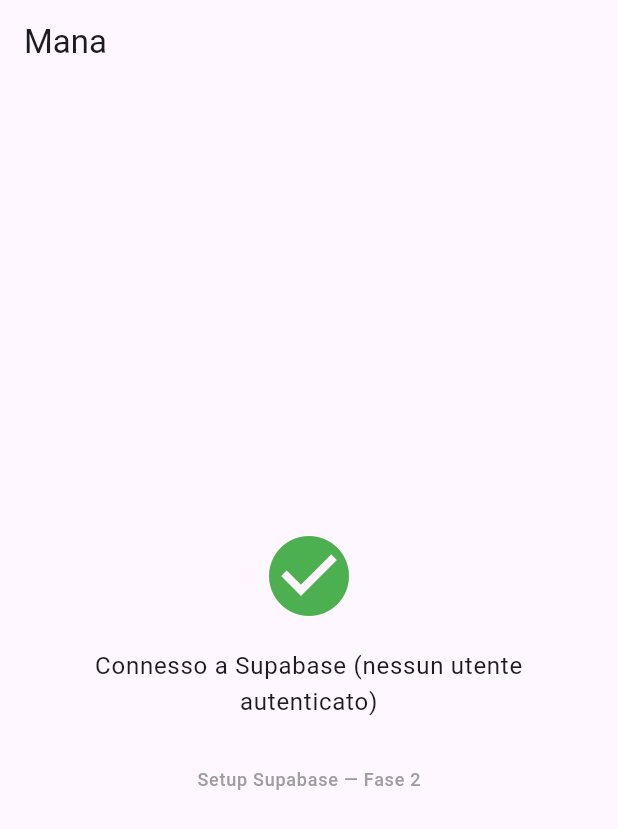
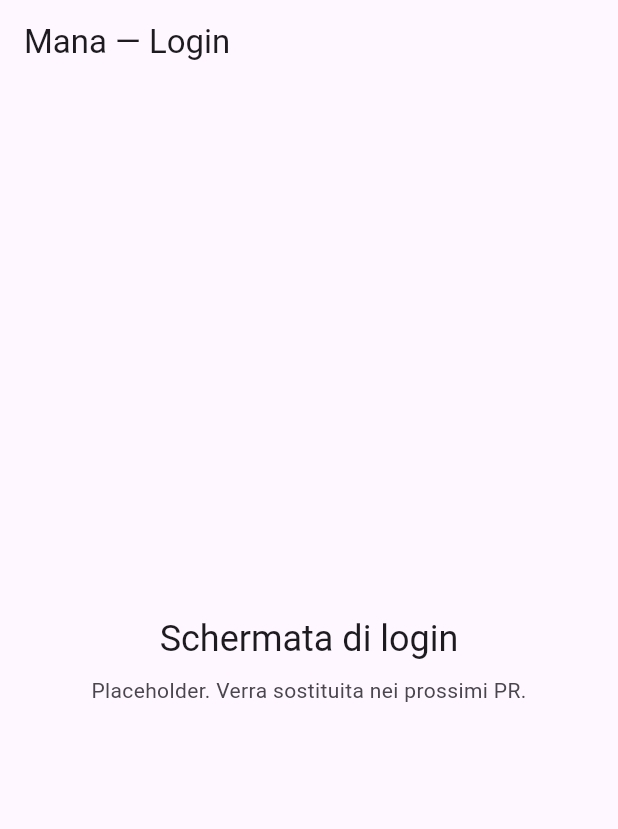
Before and after one commit to maxbrignoli/mana-app, a Flutter app: the screen it shows after launch, on a phone screen of 412 x 824 dp. Shown: the top 829 px of the screen. Run offline on Flutter 3.47's test engine with Material 3 defaults, Android fonts, the phone set to English and light mode, and no system bars; our stand-ins replace dio, flutter_dotenv, go_router, supabase_flutter; accounts and stored records are empty.

Commit message:
feat(flutter): bootstrap struttura client (routing + theme + api client) (#23)
* feat(flutter): bootstrap struttura client (routing + theme + api client)

PR #1 della Fase 6. Pone le fondamenta per gli sviluppi futuri del
client Flutter, sostituendo lo scheletro 'connection check' del PR #3
con una struttura piu' articolata e auth-aware.

Struttura cartelle (sotto lib/):
- core/api/        ManaApi: client HTTP Dio + interceptor JWT
- core/config/     AppConfig: env vars + BACKEND_BASE_URL
- core/router/     app_router.dart: go_router auth-aware
- core/theme/      AppTheme: Material 3 viola di base
- features/auth/   LoginScreen (placeholder)
- features/home/   HomeScreen (placeholder, mostra email + logout)
- features/splash/ SplashScreen (placeholder)

Dipendenze aggiunte:
- go_router 17.2.3: routing dichiarativo con redirect auth-aware.
  refreshListenable alimentato da SupabaseAuth.onAuthStateChange,
  cosi' il router si rinfresca automaticamente su login/logout.
- dio 5.9.2: HTTP client per chiamate al backend. Interceptor
  _AuthInterceptor inietta il Bearer token Supabase. Mappa errori
  4xx/5xx in ManaApiException tipizzata invece di DioException raw.

main.dart riscritto per usare MaterialApp.router + il nuovo theme.

AppConfig.backendBaseUrl: nuova env var BACKEND_BASE_URL aggiunta a
.env.example e .env. Valore di default: la prod Vercel.

Verifica:
- flutter analyze: No issues found
- backend typecheck + lint: verdi (nessun cambio funzionale al backend)

* style: dart format su file nuovi

```diff
--- /dev/null
+++ b/lib/core/router/app_router.dart
@@ -0,0 +1,81 @@
+import 'dart:async';
+
+import 'package:flutter/foundation.dart';
+import 'package:go_router/go_router.dart';
+import 'package:supabase_flutter/supabase_flutter.dart';
+
+import '../../features/auth/login_screen.dart';
+import '../../features/home/home_screen.dart';
+import '../../features/splash/splash_screen.dart';
+
+/// Routing della app, basato su [go_router].
+///
+/// Struttura:
+/// - `/`        splash: visualizzato all'avvio mentre il router decide
+/// - `/login`   schermata di login (placeholder per ora)
+/// - `/home`    home post-login (placeholder per ora)
+///
+/// Il [redirect] e' auth-aware: legge la sessione corrente da Supabase
+/// e reindirizza in funzione dello stato di autenticazione. Si rinfresca
+/// automaticamente quando lo stato di auth cambia, grazie alla
+/// [refreshListenable] alimentata dallo stream [SupabaseClient.auth.onAuthStateChange].
+///
+/// Si lega all'oggetto router-wide [router]: l'app usa un singleton tramite
+/// [appRouter]. Non e' necessario un DI complesso per ora.
+GoRouter buildAppRouter(SupabaseClient supabase) {
+  final authListenable = _SupabaseAuthListenable(supabase);
+
+  return GoRouter(
+    initialLocation: '/',
+    refreshListenable: authListenable,
+    debugLogDiagnostics: kDebugMode,
+    routes: [
+      GoRoute(path: '/', builder: (context, state) => const SplashScreen()),
+      GoRoute(path: '/login', builder: (context, state) => const LoginScreen()),
+      GoRoute(path: '/home', builder: (context, state) => const HomeScreen()),
+    ],
+    redirect: (context, state) {
+      final isLoggedIn = supabase.auth.currentSession != null;
+      final location = state.matchedLocation;
+
+      // Splash: dove andare in base allo stato auth.
+      if (location == '/') {
+        return isLoggedIn ? '/home' : '/login';
+      }
+
+      // Schermate protette: rispedisci a login se non autenticato.
+      const protectedRoutes = {'/home'};
+      if (protectedRoutes.contains(location) && !isLoggedIn) {
+        return '/login';
+      }
+
+      // Schermate solo per anonimi: rispedisci a home se gia' loggato.
+      const guestOnlyRoutes = {'/login'};
+      if (guestOnlyRoutes.contains(location) && isLoggedIn) {
+        return '/home';
+      }
+
+      return null; // niente redirect
+    },
+  );
+}
+
+/// Adattatore che espone i cambi di stato auth di Supabase come
+/// [Listenable], cosi' [GoRouter.refreshListenable] sa quando rivalutare
+/// il redirect (login / logout / refresh token).
+class _SupabaseAuthListenable extends ChangeNotifier {
+  final SupabaseClient _supabase;
+  late final StreamSubscription<AuthState> _subscription;
+
+  _SupabaseAuthListenable(this._supabase) {
+    _subscription = _supabase.auth.onAuthStateChange.listen((_) {
+      notifyListeners();
+    });
+  }
+
+  @override
+  void dispose() {
+    _subscription.cancel();
+    super.dispose();
+  }
+}
--- /dev/null
+++ b/lib/core/theme/app_theme.dart
@@ -0,0 +1,34 @@
+import 'package:flutter/material.dart';
+
+/// Theme dell'applicazione.
+///
+/// Per ora un theme Material 3 minimale con palette viola di base
+/// (coerente con l'identita' di Mana come maga apprendista). L'identita'
+/// visiva completa (Art Nouveau, tarocchi, design system) arrivera' nella
+/// Fase 7 ed e' destinata a sostituire questo file.
+///
+/// Tenere questo file piccolo e isolato facilita la sostituzione futura.
+class AppTheme {
+  AppTheme._();
+
+  /// Seme della palette: viola scuro, ispirato al mantello di Mana.
+  static const Color _seedColor = Color(0xFF4A148C);
+
+  /// Theme principale (light). Material 3 + ColorScheme.fromSeed.
+  static ThemeData get light => ThemeData(
+    colorScheme: ColorScheme.fromSeed(seedColor: _seedColor),
+    useMaterial3: true,
+    // Densita' visiva confortevole su mobile.
+    visualDensity: VisualDensity.adaptivePlatformDensity,
+  );
+
+  /// Theme dark, per completezza. Stesso seme.
+  static ThemeData get dark => ThemeData(
+    colorScheme: ColorScheme.fromSeed(
+      seedColor: _seedColor,
+      brightness: Brightness.dark,
+    ),
+    useMaterial3: true,
+    visualDensity: VisualDensity.adaptivePlatformDensity,
+  );
+}
--- /dev/null
+++ b/lib/features/auth/login_screen.dart
@@ -0,0 +1,39 @@
+import 'package:flutter/material.dart';
+
+/// Placeholder della schermata di login.
+///
+/// Verra' sostituito nel PR #2 (auth email/password) e PR #3 (auth social).
+/// Per ora mostra solo un messaggio e un bottone temporaneo che dovrebbe
+/// portare alla home (utile per testare il routing finche' non c'e' auth vera).
+class LoginScreen extends StatelessWidget {
+  const LoginScreen({super.key});
+
+  @override
+  Widget build(BuildContext context) {
+    return Scaffold(
+      appBar: AppBar(title: const Text('Mana — Login')),
+      body: Padding(
+        padding: const EdgeInsets.all(24),
+        child: Center(
+          child: Column(
+            mainAxisAlignment: MainAxisAlignment.center,
+            children: [
+              Text(
+                'Schermata di login',
+                style: Theme.of(context).textTheme.headlineSmall,
+              ),
+              const SizedBox(height: 8),
+              Text(
+                'Placeholder. Verra sostituita nei prossimi PR.',
+                style: Theme.of(context).textTheme.bodyMedium?.copyWith(
+                  color: Theme.of(context).colorScheme.onSurfaceVariant,
+                ),
+                textAlign: TextAlign.center,
+              ),
+            ],
+          ),
+        ),
+      ),
+    );
+  }
+}
--- a/lib/main.dart
+++ b/lib/main.dart
@@ -2,7 +2,14 @@ import 'package:flutter/material.dart';
 import 'package:flutter_dotenv/flutter_dotenv.dart';
 import 'package:supabase_flutter/supabase_flutter.dart';
 
+import 'core/api/mana_api.dart';
 import 'core/config/app_config.dart';
+import 'core/router/app_router.dart';
+import 'core/theme/app_theme.dart';
+
+/// Istanza globale del client API. Per ora un singleton modulare; quando
+/// adotteremo un framework di state management lo iniettiamo via provider.
+late final ManaApi manaApi;
 
 Future<void> main() async {
   WidgetsFlutterBinding.ensureInitialized();
@@ -14,97 +21,29 @@ Future<void> main() async {
     anonKey: AppConfig.supabaseAnonKey,
   );
 
+  manaApi = ManaApi();
+
   runApp(const ManaApp());
 }
 
-class ManaApp extends StatelessWidget {
+class ManaApp extends StatefulWidget {
   const ManaApp({super.key});
 
   @override
+  State<ManaApp> createState() => _ManaAppState();
+}
+
+class _ManaAppState extends State<ManaApp> {
+  late final _router = buildAppRouter(Supabase.instance.client);
+
+  @override
   Widget build(BuildContext context) {
-    return MaterialApp(
+    return MaterialApp.router(
       title: 'Mana',
-      theme: ThemeData(
-        colorScheme: ColorScheme.fromSeed(seedColor: const Color(0xFF4A148C)),
-        useMaterial3: true,
-      ),
-      home: const ConnectionCheckPage(),
+      theme: AppTheme.light,
+      darkTheme: AppTheme.dark,
+      routerConfig: _router,
+      debugShowCheckedModeBanner: false,
     );
   }
 }
-
-/// Schermata temporanea che verifica la connessione a Supabase.
-/// Verra' sostituita dall'onboarding/login nella Fase 6.
-class ConnectionCheckPage extends StatefulWidget {
-  const ConnectionCheckPage({super.key});
-
-  @override
-  State<ConnectionCheckPage> createState() => _ConnectionCheckPageState();
-}
-
-class _ConnectionCheckPageState extends State<ConnectionCheckPage> {
-  late final SupabaseClient _supabase = Supabase.instance.client;
-  String _status = 'In attesa...';
-  bool _ok = false;
-
-  @override
-  void initState() {
-    super.initState();
-    _checkConnection();
-  }
-
-  Future<void> _checkConnection() async {
-    try {
-      // La sessione iniziale e' null per un utente non autenticato, ma il fatto
-      // che la chiamata non lanci eccezioni dimostra che il client e'
-      // inizializzato correttamente.
-      final session = _supabase.auth.currentSession;
-      setState(() {
-        _ok = true;
-        _status = session == null
-            ? 'Connesso a Supabase (nessun utente autenticato)'
-            : 'Connesso a Supabase (utente: ${session.user.email})';
-      });
-    } catch (e) {
-      setState(() {
-        _ok = false;
-        _status = 'Errore di connessione: $e';
-      });
-    }
-  }
-
-  @override
-  Widget build(BuildContext context) {
-    return Scaffold(
-      appBar: AppBar(title: const Text('Mana')),
-      body: Center(
-        child: Padding(
-          padding: const EdgeInsets.all(24),
-          child: Column(
-            mainAxisAlignment: MainAxisAlignment.center,
-            children: [
-              Icon(
-                _ok ? Icons.check_circle : Icons.hourglass_empty,
-                size: 64,
-                color: _ok ? Colors.green : Colors.grey,
-              ),
-              const SizedBox(height: 16),
-              Text(
-                _status,
-                textAlign: TextAlign.center,
-                style: Theme.of(context).textTheme.bodyLarge,
-              ),
-              const SizedBox(height: 32),
-              Text(
-                'Setup Supabase — Fase 2',
-                style: Theme.of(
-                  context,
-                ).textTheme.labelMedium?.copyWith(color: Colors.grey),
-              ),
-            ],
-          ),
-        ),
-      ),
-    );
-  }
-}
--- a/pubspec.yaml
+++ b/pubspec.yaml
@@ -36,6 +36,8 @@ dependencies:
   cupertino_icons: ^1.0.8
   supabase_flutter: ^2.12.4
   flutter_dotenv: ^6.0.1
+  go_router: ^17.2.3
+  dio: ^5.9.2
 
 dev_dependencies:
   flutter_test:
```
Also changed, not shown: lib/core/api/mana_api.dart (added, +174 -0 lines), lib/core/config/app_config.dart (+17 -0 lines), lib/features/home/home_screen.dart (added, +51 -0 lines), lib/features/splash/splash_screen.dart (added, +33 -0 lines), 2 other files.
